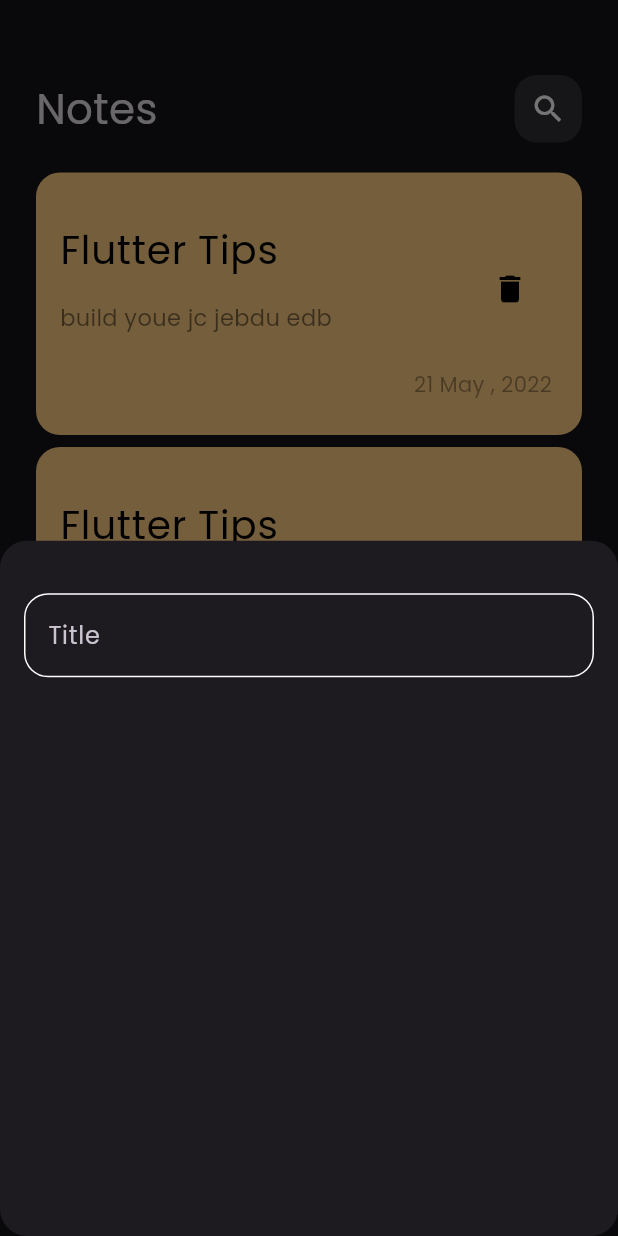
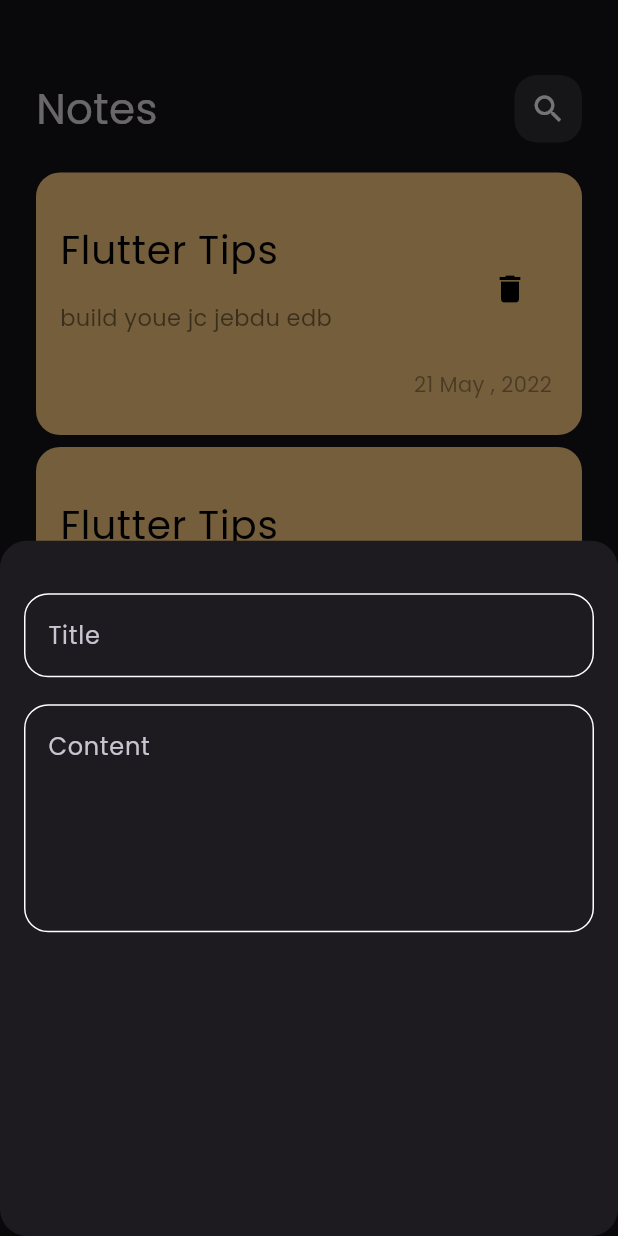
Before and after one commit to abdelrahmanMohamed7193/notes_app, a Flutter app: the screen it shows after launch, after a tap on the "add" icon, on a phone screen of 412 x 824 dp. Run offline on Flutter 3.47's test engine with Material 3 defaults, Android fonts, the phone set to English and light mode, and no system bars.

Commit message:
add fields to notes bottom sheet

```diff
--- a/lib/views/widgets/add note bottom sheet.dart
+++ b/lib/views/widgets/add note bottom sheet.dart
@@ -11,9 +11,10 @@
       padding: const EdgeInsets.symmetric(horizontal: 16),
       child: Column(
         children: [
-          SizedBox(height: 35,),
-          CustomTextField() ,
-
+          SizedBox(height: 35),
+          CustomTextField(hint: 'Title'),
+          SizedBox(height: 18),
+          CustomTextField(hint: 'Content', maxLines: 5),
         ],
       ),
     );
--- a/lib/views/widgets/custom_text_field.dart
+++ b/lib/views/widgets/custom_text_field.dart
@@ -2,14 +2,18 @@
 import 'package:notes1_app/views/widgets/constants.dart';
 
 class CustomTextField extends StatelessWidget {
-  const CustomTextField({super.key});
+  const CustomTextField({super.key, required this.hint, this.maxLines = 1});
+
+  final String hint;
+  final int maxLines;
 
   @override
   Widget build(BuildContext context) {
     return TextField(
+      maxLines: maxLines,
       cursorColor: kPrimaryColor,
       decoration: InputDecoration(
-        hintText: 'Title',
+        hintText: hint,
         // hintStyle: TextStyle(color: kPrimaryColor),
         border: buildBorder(),
         enabledBorder: buildBorder(),
```
